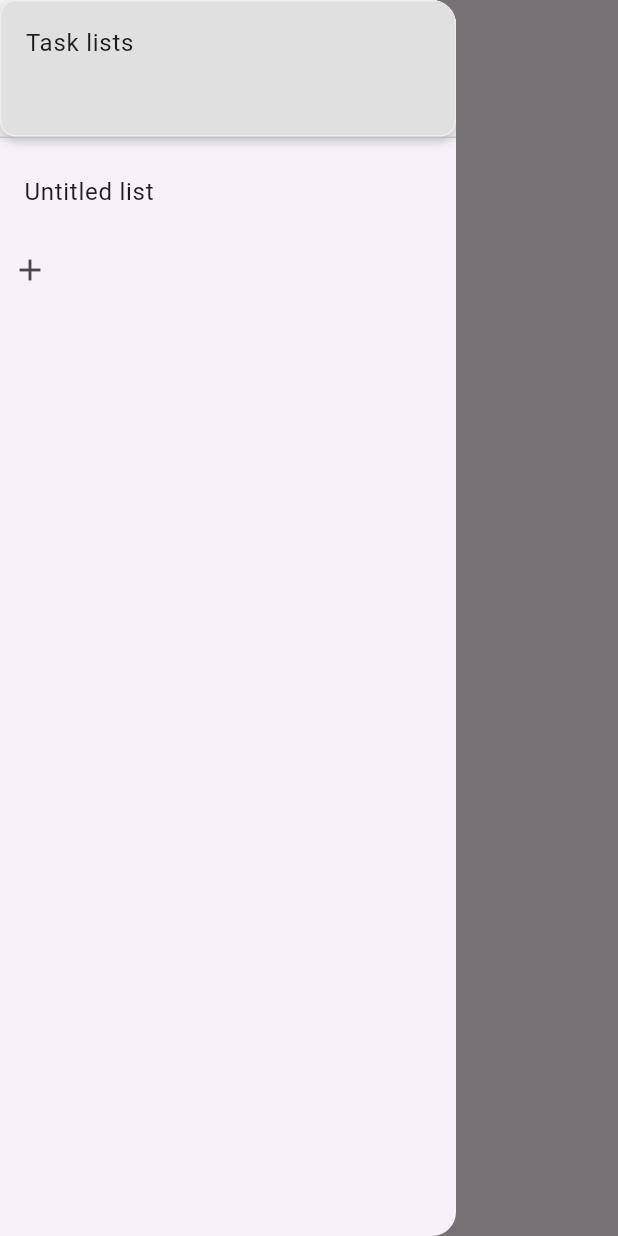
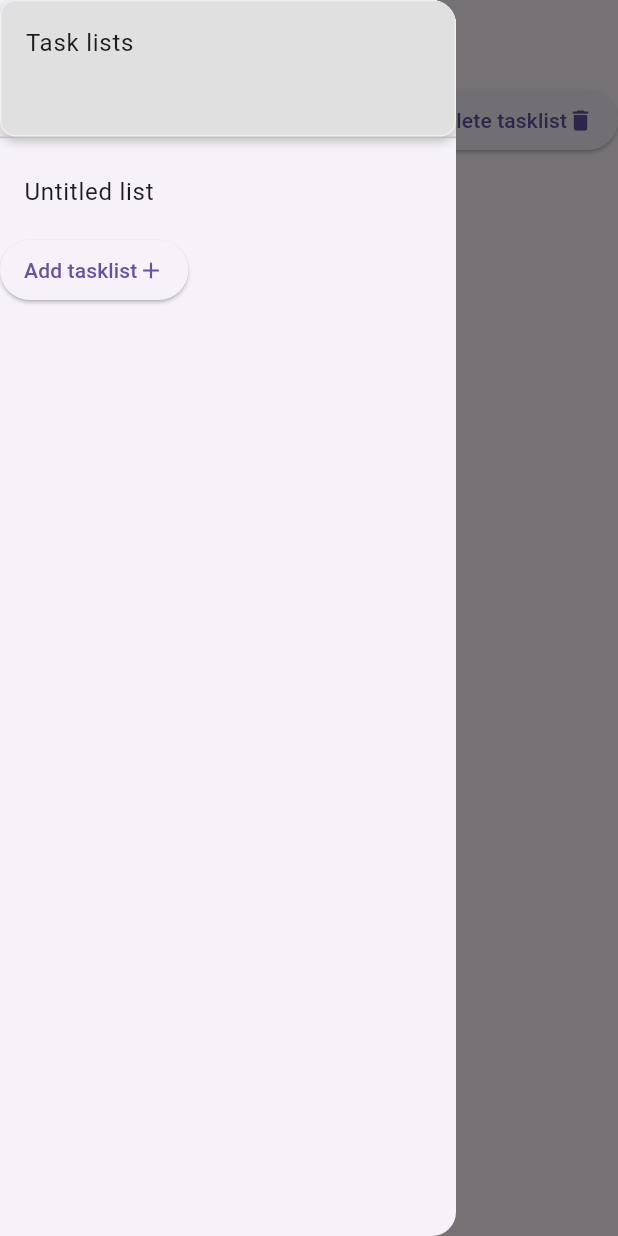
Before and after one commit to temedeus/task_swiper, a Flutter app: the screen it shows after launch, with the side drawer open, on a phone screen of 412 x 824 dp. Run offline on Flutter 3.47's test engine with Material 3 defaults, Android fonts, the phone set to English and light mode, and no system bars; our stand-ins replace carousel_slider, sqflite; accounts and stored records are empty.

Commit message:
Delete entire task list

```diff
--- a/lib/providers/selected_task_list_provider.dart
+++ b/lib/providers/selected_task_list_provider.dart
@@ -11,4 +11,9 @@ class SelectedTaskListProvider extends ChangeNotifier {
     _selectedTasklist = taskList;
     notifyListeners();
   }
+
+  void deselectSelectedTaskList() {
+    _selectedTasklist = null;
+    notifyListeners();
+  }
 }
--- a/lib/service/database_service.dart
+++ b/lib/service/database_service.dart
@@ -66,4 +66,16 @@ class DatabaseService {
 
     await db.delete("task", where: "id = ?", whereArgs: [id]);
   }
+
+  Future<void> deleteTasks(List<int> id) async {
+    final db = await initializeDB();
+
+    await db.delete("task", where: "id IN (?)", whereArgs: [id]);
+  }
+
+  Future<void> deleteTasklist(int id) async {
+    final db = await initializeDB();
+
+    await db.delete("taskList", where: "id = ?", whereArgs: [id]);
+  }
 }
--- a/lib/ui/screens/task_listing.dart
+++ b/lib/ui/screens/task_listing.dart
@@ -18,6 +18,7 @@ class TaskListing extends StatefulWidget {
 }
 
 class _TaskListingState extends State<TaskListing> {
+  // TODO: refactor database handling up one level from here.
   late DatabaseService _databaseService;
   List<Task> _tasks = [];
   TaskList? _taskList;
@@ -46,8 +47,8 @@ class _TaskListingState extends State<TaskListing> {
             ? _taskList
             : selectedTasklist;
 
-        if(_taskList == null || _taskList?.id == null) {
-          return loadingIndicator();
+        if (_taskList == null || _taskList?.id == null) {
+          return const Center(child: Text("Please select or create new task list!"));
         }
         final taskListId = _taskList?.id;
 
@@ -57,15 +58,50 @@ class _TaskListingState extends State<TaskListing> {
             if (snapshot.connectionState == ConnectionState.waiting) {
               return loadingIndicator();
             } else if (snapshot.hasError) {
-              return const Text("Something went wrong :(");
+              return const Center(child: Text("Something went wrong :("));
             } else {
               _tasks = snapshot.data ?? [];
               _taskList = selectedTaskListProvider.selectedTasklist;
 
               return Column(
-                mainAxisAlignment: MainAxisAlignment.center,
+                mainAxisAlignment: MainAxisAlignment.spaceBetween,
                 crossAxisAlignment: CrossAxisAlignment.center,
-                children: buildTaskSlider(),
+                children: [
+                  SizedBox(
+                    child: Align(
+                      alignment: Alignment.centerRight,
+                      child: IntrinsicWidth(
+                        child: ElevatedButton(
+                          onPressed: () {
+                            showDialog(
+                                context: context,
+                                builder: (context) =>
+                                    buildDeleteTasklistConfirmationDialog(selectedTaskListProvider));
+                          },
+                          style: ElevatedButton.styleFrom(
+                            padding:
+                                const EdgeInsets.symmetric(horizontal: 16.0),
+                          ),
+                          child: const Row(
+                            children: [
+                              Text("Delete tasklist"),
+                              Icon(Icons.delete),
+                            ],
+                          ),
+                        ),
+                      ),
+                    ),
+                  ),
+                  Expanded(
+                    child: Center(
+                      child: Column(
+                        mainAxisAlignment: MainAxisAlignment.center,
+                        crossAxisAlignment: CrossAxisAlignment.center,
+                        children: buildTaskSlider(),
+                      ),
+                    ),
+                  ),
+                ],
               );
             }
           },
@@ -118,12 +154,12 @@ class _TaskListingState extends State<TaskListing> {
             if (direction == DismissDirection.up) {
               return DismissTaskDialog(
                   () => deleteTask(i),
-                  "Complete task?",
+                  "COMPLETE TASK",
                   "Are you sure you wish to complete task?",
                   "COMPLETE",
                   "CANCEL");
             } else {
-              return DismissTaskDialog(() => deleteTask(i), "Delete task?",
+              return DismissTaskDialog(() => deleteTask(i), "DELETE TASK",
                   "Are you sure you wish to delete task?", "DELETE", "CANCEL");
             }
           },
@@ -131,6 +167,13 @@ class _TaskListingState extends State<TaskListing> {
       },
       child: TaskItem(i),
     );
+  }
+
+  Widget buildDeleteTasklistConfirmationDialog(SelectedTaskListProvider selectedTaskListIdProvider) {
+    return DismissTaskDialog(() {
+      deleteTasklist(selectedTaskListIdProvider);
+    }, "DELETE TASKLIST", "Are you sure you wish to delete task list?",
+        "DELETE", "CANCEL");
   }
 
   deleteTask(i) async {
@@ -145,6 +188,29 @@ class _TaskListingState extends State<TaskListing> {
     ScaffoldMessenger.of(context).showSnackBar(
       const SnackBar(
         content: Text('Task deleted'),
+      ),
+    );
+  }
+
+  deleteTasklist(SelectedTaskListProvider selectedTaskListIdProvider) async {
+    await _databaseService
+        .deleteTasks(_tasks.map((e) => e.id).whereType<int>().toList());
+
+    final id = _taskList?.id;
+    final taskListTitle = _taskList?.title;
+
+    await _databaseService.deleteTasklist(id!);
+    selectedTaskListIdProvider.deselectSelectedTaskList();
+
+    setState(() {
+      _tasks = [];
+      _taskList = null;
+    });
+
+    Navigator.of(context).pop(true);
+    ScaffoldMessenger.of(context).showSnackBar(
+      SnackBar(
+        content: Text('Task list "$taskListTitle" deleted'),
       ),
     );
   }
--- a/lib/ui/widgets/task_list_drawer.dart
+++ b/lib/ui/widgets/task_list_drawer.dart
@@ -12,7 +12,7 @@ class TaskListDrawer extends StatefulWidget {
 }
 
 class _TaskListDrawerState extends State<TaskListDrawer> {
-  // TODO: refactor database handling away from here.
+  // TODO: refactor database handling up one level from here.
   late DatabaseService _databaseService;
   List<TaskList> _taskLists = [];
 
@@ -57,13 +57,27 @@ class _TaskListDrawerState extends State<TaskListDrawer> {
               ),
             ),
             ...create(selectedTaskListIdProvider),
-                IconButton(
-                  icon: const Icon(Icons.add),
+            SizedBox(
+              child: Align(
                 alignment: Alignment.centerLeft,
-                  tooltip: 'Add tasklist',
-                  onPressed: () {
-                    showDialog(context: context, builder: (BuildContext) => buildDialog());
+                child: IntrinsicWidth(
+                  child: ElevatedButton(
+                    onPressed: () {  showDialog(
+                        context: context,
+                        builder: (BuildContext) => buildDialog());
                       },
+                    style: ElevatedButton.styleFrom(
+                      padding: const EdgeInsets.symmetric(horizontal: 16.0),
+                    ),
+                    child: const Row(
+                      children: [
+                        Text("Add tasklist"),
+                        Icon(Icons.add),
+                      ],
+                    ),
+                  ),
+                ),
+              ),
             ),
           ],
         );
@@ -71,11 +85,9 @@ class _TaskListDrawerState extends State<TaskListDrawer> {
     );
   }
 
-
   buildDialog() {
     callback(String text) async {
-      var id = await _databaseService
-          .createTasklist(TaskList(null, text));
+      var id = await _databaseService.createTasklist(TaskList(null, text));
       setState(() {
         _taskLists = [..._taskLists, TaskList(id, text)];
       });
@@ -85,7 +97,6 @@ class _TaskListDrawerState extends State<TaskListDrawer> {
 
     return AddTaskListDialog(callback: callback);
   }
-
 
   Iterable<ListTile> create(
       SelectedTaskListProvider selectedTaskListIdProvider) {
```
Lines whose indentation alone changed are shown as unchanged.
